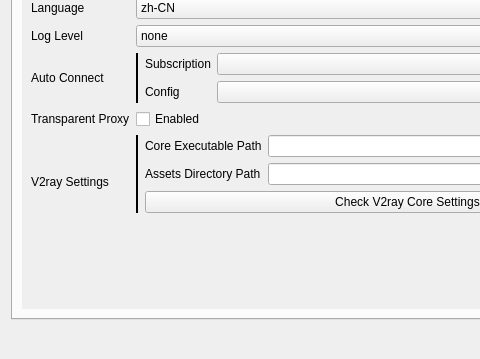
Above: src/ui/w_PreferencesWindow.ui from darsvador/qvssr before the change; both pictures show x 0 to 480 and y 166 to 525 of the 701 by 525 pixel window. Below: the same form after it.
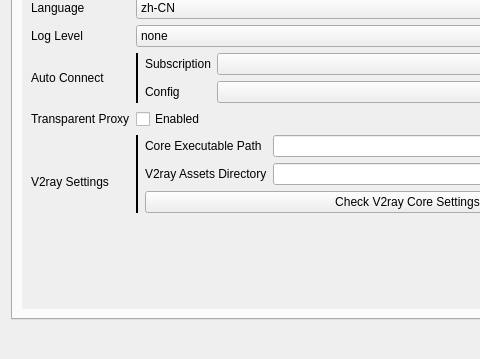
That is the form after the change. Icons and pictures are not drawn.

```diff
--- a/src/ui/w_PreferencesWindow.ui
+++ b/src/ui/w_PreferencesWindow.ui
@@ -465,7 +465,7 @@
              <item row="1" column="1">
               <widget class="QLabel" name="label_15">
                <property name="text">
-                <string>Assets Directory Path</string>
+                <string>V2ray Assets Directory</string>
                </property>
               </widget>
              </item>
```
